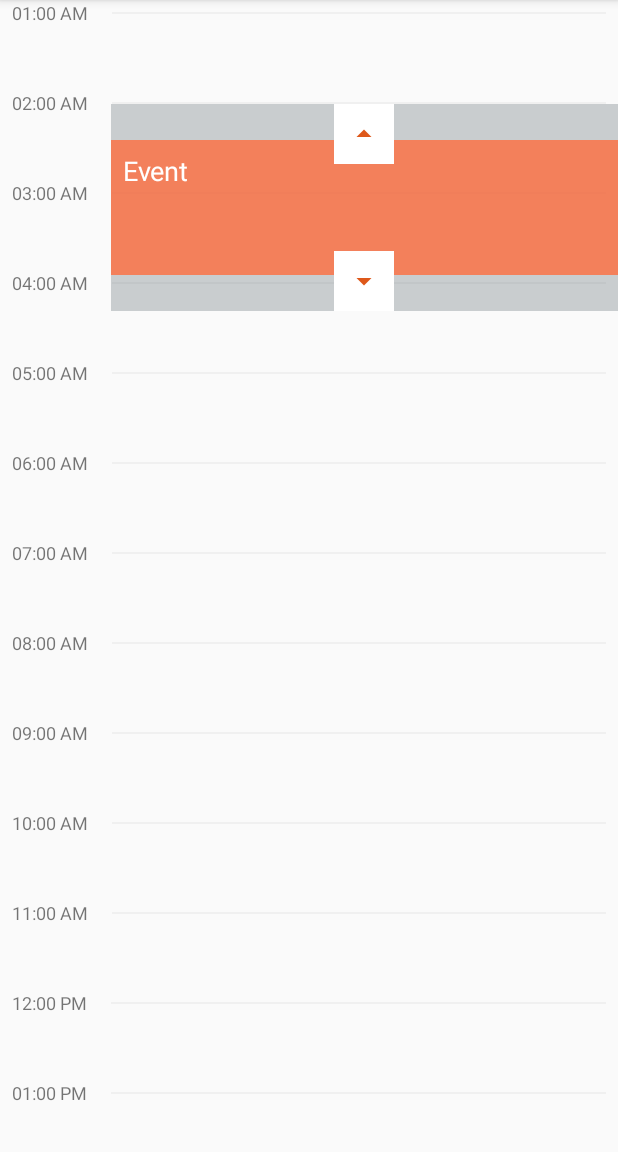
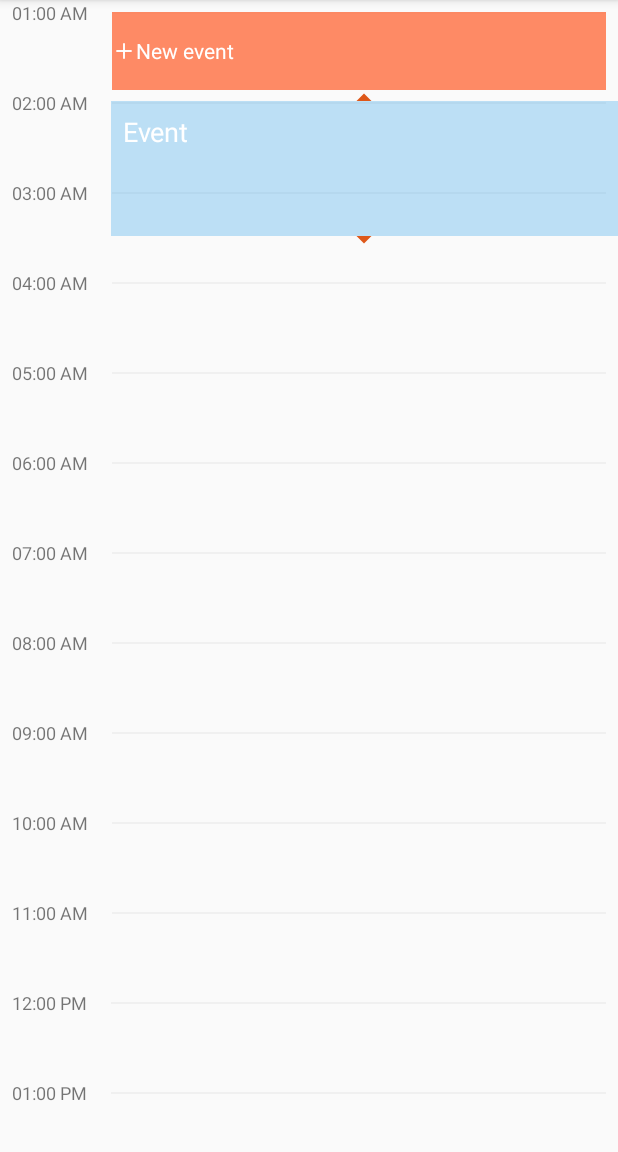
Before and after one commit to nguyenthanhit/CalendarSample, an Android app: the screen it shows after launch (MainActivity), after a tap on an icon or button, on a phone screen of 412 x 824 dp, the part 84-1236 px from its top. Run offline under Robolectric (Android 15) with nearby library versions, the phone set to English and light mode, and no system bars.

Commit message:
fix ui event

```diff
--- a/app/src/main/java/sg/vinova/calendarsample/MainActivity.kt
+++ b/app/src/main/java/sg/vinova/calendarsample/MainActivity.kt
@@ -22,7 +22,7 @@ class MainActivity : AppCompatActivity() {
         timeEnd.set(Calendar.HOUR_OF_DAY, 3)
         timeEnd.set(Calendar.MINUTE, 30)
         val event = Event(1, timeStart, timeEnd, "Event", "Hockaido",
-                color = ContextCompat.getColor(this, R.color.md_deep_orange_300_dark))
+                color = ContextCompat.getColor(this, R.color.blue_55))
 
         events.add(event)
 
--- a/calendardayview/src/main/java/sg/vinova/calendardayview/widget/CalendarDayView.kt
+++ b/calendardayview/src/main/java/sg/vinova/calendardayview/widget/CalendarDayView.kt
@@ -95,6 +95,7 @@ class CalendarDayView : FrameLayout, IEvent {
 
 
     override fun onBeginMoveEvent() {
+        // prevent show add new event view when moving existed event
         eventContainer.setOnClickListener {
             return@setOnClickListener
         }
@@ -103,7 +104,6 @@ class CalendarDayView : FrameLayout, IEvent {
     override fun onStopMoveEvent() {
         eventContainer.isClickable = false
     }
-
 
     fun setLimitTime(startHour: Int, endHour: Int) {
         mStartHour = startHour
--- a/calendardayview/src/main/java/sg/vinova/calendardayview/widget/EventView.kt
+++ b/calendardayview/src/main/java/sg/vinova/calendardayview/widget/EventView.kt
@@ -8,6 +8,7 @@ import android.view.LayoutInflater
 import android.view.MotionEvent
 import android.view.ViewGroup
 import android.widget.FrameLayout
+import android.widget.RelativeLayout
 import kotlinx.android.synthetic.main.view_event.view.*
 import sg.vinova.calendardayview.R
 import sg.vinova.calendardayview.event.IEvent
@@ -44,11 +45,6 @@ class EventView : FrameLayout {
 
         LayoutInflater.from(context).inflate(R.layout.view_event, this, true)
 
-        setOnClickListener {
-            return@setOnClickListener
-        }
-
-
         eventContainer.setOnTouchListener { view, motionEvent ->
             when (motionEvent.action) {
                 MotionEvent.ACTION_DOWN -> {
@@ -73,14 +69,13 @@ class EventView : FrameLayout {
             val y = motionEvent.rawY
             val location = IntArray(2)
             tvEvent.getLocationOnScreen(location)
-            val totalEventY = tvEvent.height + location[1] + ScreenUtils.dpToPx(24)
-
-            Log.d("Thanh", " totalEventY = ${totalEventY} $$ y = ${y}")
+            val totalEventY = tvEvent.height + location[1]
 
             if ((totalEventY - y in 1..50) || (
                             y - totalEventY >= 50 && y - totalEventY > 0)) {
                 when (motionEvent.action) {
                     MotionEvent.ACTION_MOVE -> {
+                       // update height event
                         tvEvent.layoutParams.height += (y - totalEventY).toInt()
                         tvEvent.requestLayout()
                     }
@@ -91,7 +86,6 @@ class EventView : FrameLayout {
             }
             true
         }
-
 
         ivTopArrow.setOnTouchListener { view, motionEvent ->
             Log.d("Thanh", "Up up up up ")
@@ -115,7 +109,7 @@ class EventView : FrameLayout {
 
         eventContainer.apply {
             (layoutParams as FrameLayout.LayoutParams).apply {
-                this.topMargin = rect.top
+                this.topMargin = rect.top - ScreenUtils.dpToPx(24)
             }
         }
     }
--- a/calendardayview/src/main/res/layout/view_event.xml
+++ b/calendardayview/src/main/res/layout/view_event.xml
@@ -1,9 +1,7 @@
 <?xml version="1.0" encoding="utf-8"?>
 <RelativeLayout xmlns:android="http://schemas.android.com/apk/res/android"
-    xmlns:app="http://schemas.android.com/apk/res-auto"
     android:id="@+id/eventContainer"
     android:layout_width="match_parent"
-    android:background="@color/gray"
     android:clickable="false"
     android:layout_height="wrap_content">
 
@@ -11,7 +9,7 @@
         android:id="@+id/tvEvent"
         android:layout_width="match_parent"
         android:layout_height="wrap_content"
-       android:layout_below="@id/ivTopArrow"
+        android:layout_below="@id/ivTopArrow"
         android:gravity="top|start"
         android:layout_marginTop="-16dp"
         android:background="@color/blue_55"
@@ -24,8 +22,10 @@
         android:id="@+id/ivTopArrow"
         android:layout_width="wrap_content"
         android:layout_height="wrap_content"
-        android:padding="@dimen/small_margin"
-        android:background="@color/white"
+        android:paddingBottom="@dimen/smallest_padding"
+        android:paddingStart="@dimen/small_padding"
+        android:paddingEnd="@dimen/small_padding"
+        android:paddingTop="@dimen/small_padding"
         android:layout_centerHorizontal="true"
         android:src="@drawable/ic_arrow_up"
         />
@@ -35,10 +35,12 @@
         android:layout_width="wrap_content"
         android:layout_height="wrap_content"
         android:layout_centerHorizontal="true"
-        android:layout_marginTop="-16dp"
+        android:layout_marginTop="-18dp"
         android:layout_below="@id/tvEvent"
-        android:background="@color/white"
-        android:padding="8dp"
+        android:paddingBottom="@dimen/smallest_padding"
+        android:paddingStart="@dimen/small_padding"
+        android:paddingEnd="@dimen/small_padding"
+        android:paddingTop="@dimen/small_padding"
         android:src="@drawable/ic_arrow_down" />
 
 </RelativeLayout>
--- a/calendardayview/src/main/res/values/colors.xml
+++ b/calendardayview/src/main/res/values/colors.xml
@@ -5,6 +5,6 @@
     <color name="white">#ffff</color>
     <color name="md_pink_300_dark">#c8f2568b</color>
     <color name="blue_55">#553fa9eb</color>
-    <color name="gray">#55687278</color>
+    <color name="gray">#5573cf93</color>
 
 </resources>
--- a/calendardayview/src/main/res/values/dimens.xml
+++ b/calendardayview/src/main/res/values/dimens.xml
@@ -12,4 +12,8 @@
     <dimen name="normal_margin">16dp</dimen>
     <dimen name="arrow_margin">-8dp</dimen>
 
+    //padding
+    <dimen name="smallest_padding">6dp</dimen>
+    <dimen name="small_padding">8dp</dimen>
+
 </resources>
```
